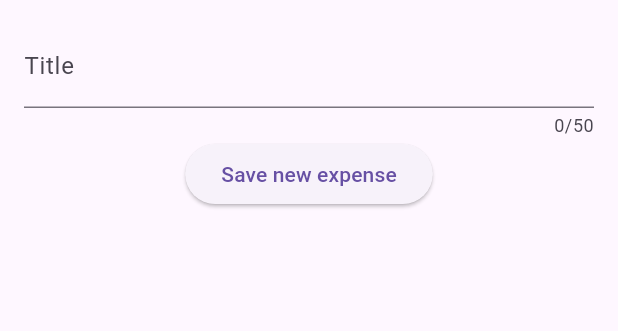
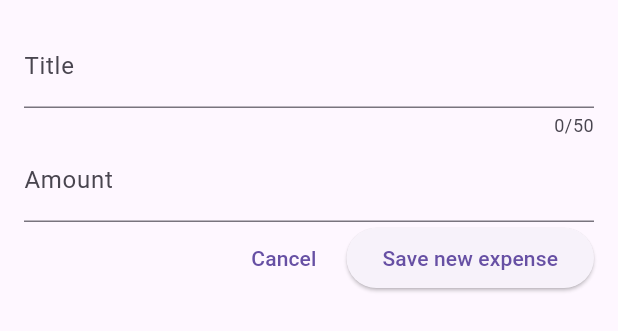
Before and after one commit to cesarfreitax/expense_tracker, a Flutter app: the AddExpenseModalBottomSheet widget shown alone on an empty page, opened directly, after a tap on "Save new expense", on a phone screen of 412 x 824 dp. Shown: the top 331 px of the screen. Run offline on Flutter 3.47's test engine with Material 3 defaults, Android fonts, the phone set to English and light mode, and no system bars.

Commit message:
components for expense bottom sheet

```diff
--- a/lib/widgets/AddExpenseModalBottomSheet.dart
+++ b/lib/widgets/AddExpenseModalBottomSheet.dart
@@ -12,6 +12,8 @@ class AddExpenseModalBottomSheet extends StatefulWidget {
 
 class _AddExpenseModalBottomSheetState extends State<AddExpenseModalBottomSheet> {
 
+  final _titleController = TextEditingController();
+  final _amountController = TextEditingController();
 
   @override
   Widget build(BuildContext context) {
@@ -20,9 +22,7 @@ class _AddExpenseModalBottomSheetState extends State<AddExpenseModalBottomSheet>
       child: Column(
         children: [
           TextField(
-            onChanged: (userInput) {
-              print(userInput);
-            },
+            controller: _titleController,
             maxLength: 50,
             decoration: const InputDecoration(
               label: Text(
@@ -30,14 +30,37 @@ class _AddExpenseModalBottomSheetState extends State<AddExpenseModalBottomSheet>
               )
             ),
           ),
-          ElevatedButton(
-              onPressed: () {
-
-          },
-              child: const Text("Save new expense"))
+          TextField(
+            keyboardType: TextInputType.number,
+            controller: _amountController,
+            decoration: const InputDecoration(
+              label: Text(
+                "Amount"
+              )
+            ),
+          ),
+          Row(
+            children: [
+              const Spacer(),
+              TextButton(onPressed: () {}, child: const Text("Cancel")),
+              const SizedBox(width: 8),
+              ElevatedButton(
+                  onPressed: () {
+                  print(_titleController.text);
+                  print(_amountController.text);
+              },
+                  child: const Text("Save new expense")),
+            ],
+          )
         ],
       ),
     );
   }
 
+  @override
+  void dispose() {
+    _titleController.dispose();
+    _amountController.dispose();
+    super.dispose();
+  }
 }
```
